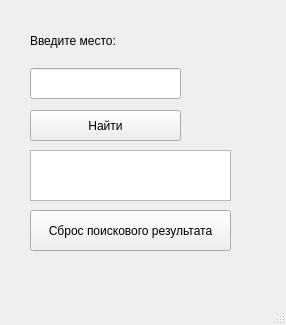
Before: the Qt Designer form search.ui in Kseniya-s-i/Api, drawn with Qt 5.
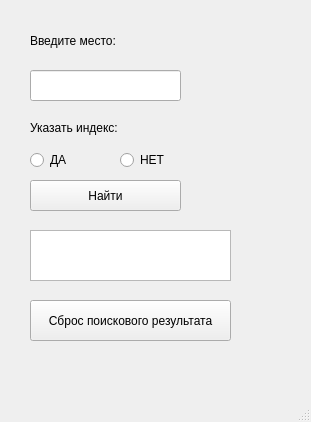
After: the same form once the commit is applied.

Commit message: index buttons added

Diff of the .ui file:
```diff
--- a/search.ui
+++ b/search.ui
@@ -6,8 +6,8 @@
    <rect>
     <x>0</x>
     <y>0</y>
-    <width>286</width>
-    <height>325</height>
+    <width>311</width>
+    <height>422</height>
    </rect>
   </property>
   <property name="windowTitle">
@@ -34,7 +34,7 @@
     <property name="geometry">
      <rect>
       <x>30</x>
-      <y>110</y>
+      <y>180</y>
       <width>151</width>
       <height>31</height>
      </rect>
@@ -43,21 +43,11 @@
      <string>Найти</string>
     </property>
    </widget>
-   <widget class="QLineEdit" name="inquiry">
-    <property name="geometry">
-     <rect>
-      <x>30</x>
-      <y>68</y>
-      <width>151</width>
-      <height>31</height>
-     </rect>
-    </property>
-   </widget>
    <widget class="QPushButton" name="deleting">
     <property name="geometry">
      <rect>
       <x>30</x>
-      <y>210</y>
+      <y>300</y>
       <width>201</width>
       <height>41</height>
      </rect>
@@ -70,12 +60,70 @@
     <property name="geometry">
      <rect>
       <x>30</x>
-      <y>150</y>
+      <y>230</y>
       <width>201</width>
       <height>51</height>
      </rect>
     </property>
    </widget>
+   <widget class="QLineEdit" name="inquiry">
+    <property name="geometry">
+     <rect>
+      <x>30</x>
+      <y>70</y>
+      <width>151</width>
+      <height>31</height>
+     </rect>
+    </property>
+    <property name="locale">
+     <locale language="Russian" country="Ukraine"/>
+    </property>
+    <property name="inputMask">
+     <string notr="true"/>
+    </property>
+    <property name="text">
+     <string notr="true"/>
+    </property>
+   </widget>
+   <widget class="QRadioButton" name="index_btn">
+    <property name="geometry">
+     <rect>
+      <x>30</x>
+      <y>150</y>
+      <width>95</width>
+      <height>20</height>
+     </rect>
+    </property>
+    <property name="text">
+     <string>ДА</string>
+    </property>
+   </widget>
+   <widget class="QLabel" name="label_2">
+    <property name="geometry">
+     <rect>
+      <x>30</x>
+      <y>120</y>
+      <width>121</width>
+      <height>16</height>
+     </rect>
+    </property>
+    <property name="text">
+     <string>Указать индекс:</string>
+    </property>
+   </widget>
+   <widget class="QRadioButton" name="index_no">
+    <property name="geometry">
+     <rect>
+      <x>120</x>
+      <y>150</y>
+      <width>95</width>
+      <height>20</height>
+     </rect>
+    </property>
+    <property name="text">
+     <string>НЕТ</string>
+    </property>
+   </widget>
   </widget>
   <widget class="QMenuBar" name="menubar">
    <property name="geometry">
```
Left out of the diff: 2 changed lines with no effect on the pictures. The commit also changes 1 other file.
